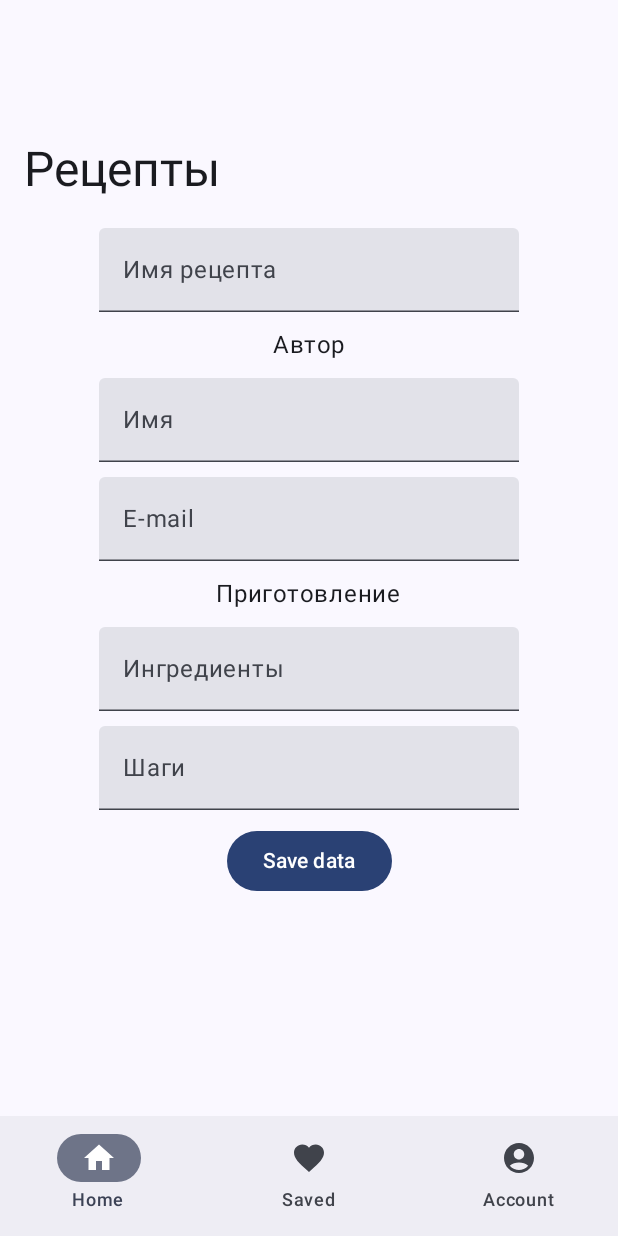
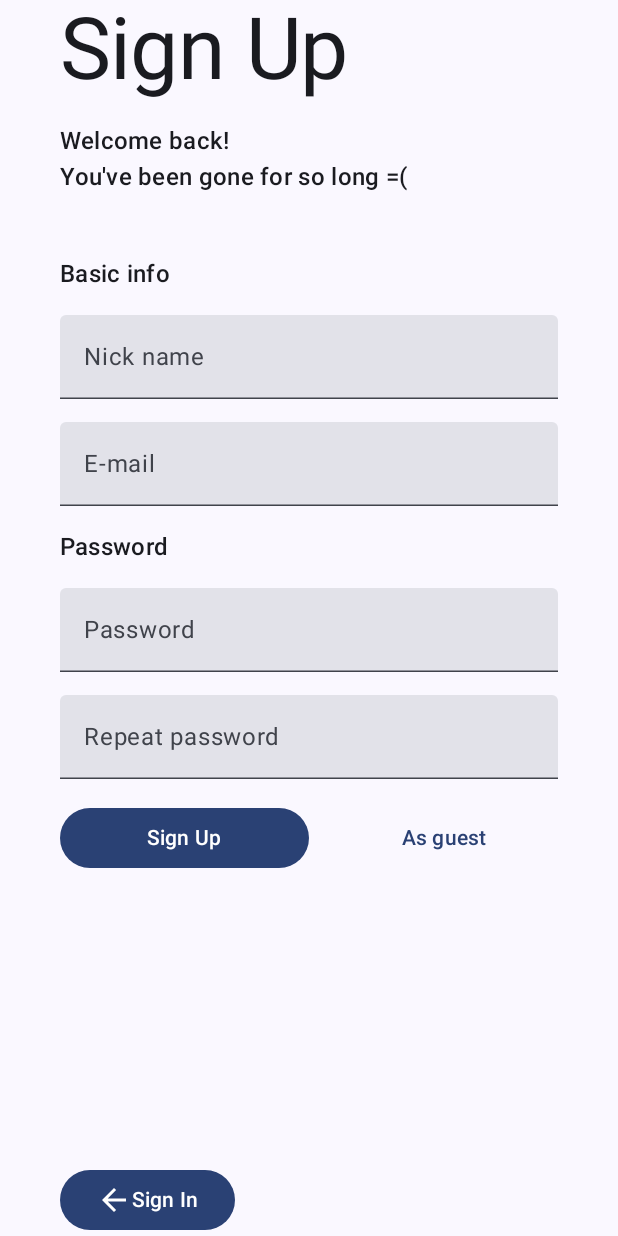
Before and after one commit to veselchak24/Culinario, an Android app built with Jetpack Compose: the screen it shows after launch (MainActivity), on a phone screen of 412 x 824 dp. Run offline under Robolectric (Android 15) with nearby library versions, the phone set to English and light mode, and no system bars.

Commit message:
Добавлен экран логина

```diff
--- a/Culinario/app/src/main/java/com/culinario/MainActivity.kt
+++ b/Culinario/app/src/main/java/com/culinario/MainActivity.kt
@@ -4,13 +4,22 @@ import android.os.Bundle
 import androidx.activity.ComponentActivity
 import androidx.activity.compose.setContent
 import androidx.activity.enableEdgeToEdge
+import androidx.compose.foundation.layout.Arrangement
+import androidx.compose.foundation.layout.Box
+import androidx.compose.foundation.layout.Column
 import androidx.compose.foundation.layout.fillMaxSize
 import androidx.compose.foundation.layout.padding
+import androidx.compose.foundation.pager.HorizontalPager
+import androidx.compose.foundation.pager.PagerState
+import androidx.compose.foundation.pager.rememberPagerState
 import androidx.compose.material.icons.Icons
+import androidx.compose.material.icons.automirrored.filled.ArrowBack
 import androidx.compose.material.icons.filled.AccountCircle
 import androidx.compose.material.icons.filled.Favorite
 import androidx.compose.material.icons.filled.Home
+import androidx.compose.material3.Button
 import androidx.compose.material3.Icon
+import androidx.compose.material3.MaterialTheme
 import androidx.compose.material3.NavigationBar
 import androidx.compose.material3.NavigationBarItem
 import androidx.compose.material3.Scaffold
@@ -19,99 +28,61 @@ import androidx.compose.runtime.Composable
 import androidx.compose.runtime.getValue
 import androidx.compose.runtime.mutableIntStateOf
 import androidx.compose.runtime.remember
+import androidx.compose.runtime.rememberCoroutineScope
 import androidx.compose.runtime.setValue
+import androidx.compose.ui.Alignment
 import androidx.compose.ui.Modifier
 import androidx.compose.ui.platform.LocalContext
+import androidx.compose.ui.unit.dp
 import androidx.navigation.compose.NavHost
 import androidx.navigation.compose.composable
 import androidx.navigation.compose.rememberNavController
 import com.culinario.backend.LocalRecipeSaverLoader
 import com.culinario.backend.LocalRecipesHandler
+import com.culinario.backend.PROFILE_JSON_FILE_NAME
 import com.culinario.mvp.models.Recipe
 import com.culinario.pages.FavoriteRecipesPage
 import com.culinario.pages.RecipePage
 import com.culinario.pages.SerializationDemoPage
+import com.culinario.screens.LoginScreen
+import com.culinario.screens.MainScreen
 import com.culinario.ui.other.NavItem
 import com.culinario.ui.theme.CulinarioTheme
+import kotlinx.coroutines.CoroutineScope
+import kotlinx.coroutines.launch
+import java.io.File
 
 class MainActivity : ComponentActivity() {
     override fun onCreate(savedInstanceState: Bundle?) {
         super.onCreate(savedInstanceState)
         enableEdgeToEdge()
 
-        val navItems = arrayOf(
-            NavItem("Home", Icons.Default.Home),
-            NavItem("Saved", Icons.Default.Favorite),
-            NavItem("Account", Icons.Default.AccountCircle)
-        )
-
         setContent {
-            var selectedIndex by remember {
-                mutableIntStateOf(0)
-            }
-
             CulinarioTheme {
-                Scaffold(
-                    modifier = Modifier.fillMaxSize(),
-                    bottomBar = {
-                        NavigationBar {
-                            navItems.forEachIndexed { index, x ->
-                                NavigationBarItem (
-                                    selected = selectedIndex == index,
-                                    onClick = { selectedIndex = index },
-                                    icon = {
-                                        Icon(
-                                            imageVector = x.icon,
-                                            contentDescription = x.label
-                                        )
-                                    },
-                                    label = {
-                                        Text(x.label)
-                                    }
-                                )
-                            }
+                Screens (
+                    loginScreen = {
+                        LoginScreen {
+                            MainScreen()
                         }
+                    },
+                    mainScreen = {
+                        MainScreen()
                     }
-                ) { innerPadding ->
-
-                    val navController = rememberNavController()
-                    val context = LocalContext.current
-
-                    NavHost(navController = navController, startDestination = "Main") {
-                        composable("Main") {
-                            SerializationDemoPage(modifier = Modifier.padding(innerPadding), navController)
-                        }
-                        composable("RecipePage") {
-                            RecipePage(
-                                LocalRecipeSaverLoader(R.string.json_save_file_name.toString()).load(
-                                    "",
-                                    context
-                                ) as Recipe, Modifier.padding(innerPadding)
-                            )
-                        }
-                    }
-
-                    ContentScreen(Modifier.padding(innerPadding), selectedIndex)
-                }
+                )
             }
         }
     }
 
     @Composable
-    fun ContentScreen(modifier: Modifier, selectedPageIndex: Int) {
-        LocalRecipesHandler.UpdateLocalRecipes(LocalContext.current)
+    fun Screens(loginScreen: @Composable (@Composable () -> Unit) -> Unit, mainScreen: @Composable () -> Unit) {
+        val context = LocalContext.current
+        val file = File(context.applicationContext.filesDir, PROFILE_JSON_FILE_NAME)
 
-        LocalRecipesHandler.GetLocalRecipes(LocalContext.current).forEach {
-            item -> println(item.cookingSpeed)
-        }
-
-        when (selectedPageIndex) {
-            0 -> SerializationDemoPage(modifier)
-            1 -> FavoriteRecipesPage()
-            2 -> RecipePage(
-                LocalRecipesHandler.GetLocalRecipes(LocalContext.current).first(),
-                modifier
-            )
-        }
+        if (!file.exists())
+            loginScreen {
+                mainScreen()
+            }
+        else
+            mainScreen()
     }
 }
--- a/Culinario/app/src/main/java/com/culinario/backend/GlobalConst.kt
+++ b/Culinario/app/src/main/java/com/culinario/backend/GlobalConst.kt
@@ -1,3 +1,4 @@
 package com.culinario.backend
 
 const val RECIPE_JSON_FILE_NAME = "recipes.json"
+const val PROFILE_JSON_FILE_NAME = "profile.json"
--- a/Culinario/app/src/main/java/com/culinario/pages/FavoriteRecipesPage.kt
+++ b/Culinario/app/src/main/java/com/culinario/pages/FavoriteRecipesPage.kt
@@ -3,7 +3,6 @@ package com.culinario.pages
 import androidx.compose.foundation.layout.Box
 import androidx.compose.foundation.layout.Column
 import androidx.compose.foundation.layout.PaddingValues
-import androidx.compose.foundation.layout.calculateStartPadding
 import androidx.compose.foundation.layout.fillMaxSize
 import androidx.compose.foundation.layout.fillMaxWidth
 import androidx.compose.foundation.layout.padding
@@ -17,12 +16,10 @@ import androidx.compose.material3.MaterialTheme
 import androidx.compose.material3.Scaffold
 import androidx.compose.material3.Text
 import androidx.compose.material3.TopAppBarDefaults
-import androidx.compose.material3.TopAppBarScrollBehavior
 import androidx.compose.material3.rememberTopAppBarState
 import androidx.compose.runtime.Composable
 import androidx.compose.ui.Alignment
 import androidx.compose.ui.Modifier
-import androidx.compose.ui.draw.shadow
 import androidx.compose.ui.input.nestedscroll.nestedScroll
 import androidx.compose.ui.platform.LocalContext
 import androidx.compose.ui.res.painterResource
@@ -36,7 +33,7 @@ import com.culinario.controls.RecipeCard
 fun FavoriteRecipesPage() {
     LocalRecipesHandler.UpdateLocalRecipes(LocalContext.current)
 
-    var scrollBehavior = TopAppBarDefaults.enterAlwaysScrollBehavior(rememberTopAppBarState())
+    val scrollBehavior = TopAppBarDefaults.enterAlwaysScrollBehavior(rememberTopAppBarState())
 
     Scaffold (
         modifier = Modifier
--- a/Culinario/app/src/main/java/com/culinario/pages/SerializationDemoPage.kt
+++ b/Culinario/app/src/main/java/com/culinario/pages/SerializationDemoPage.kt
@@ -28,9 +28,7 @@ import androidx.compose.ui.platform.LocalContext
 import androidx.compose.ui.text.style.TextAlign
 import androidx.compose.ui.unit.dp
 import androidx.navigation.NavController
-import com.culinario.backend.LocalRecipeSaverLoader
 import com.culinario.backend.LocalRecipesHandler
-import com.culinario.backend.RecipeSaverLoader
 import com.culinario.mvp.models.Author
 import com.culinario.mvp.models.Difficulty
 import com.culinario.mvp.models.Ingredient
--- /dev/null
+++ b/Culinario/app/src/main/java/com/culinario/pages/SignUpPage.kt
@@ -0,0 +1,191 @@
+package com.culinario.pages
+
+import android.content.Context
+import androidx.compose.foundation.layout.Arrangement
+import androidx.compose.foundation.layout.Box
+import androidx.compose.foundation.layout.Column
+import androidx.compose.foundation.layout.Row
+import androidx.compose.foundation.layout.fillMaxSize
+import androidx.compose.foundation.layout.fillMaxWidth
+import androidx.compose.foundation.layout.padding
+import androidx.compose.foundation.layout.wrapContentSize
+import androidx.compose.foundation.pager.PagerState
+import androidx.compose.material.icons.Icons
+import androidx.compose.material.icons.automirrored.filled.ArrowBack
+import androidx.compose.material3.Button
+import androidx.compose.material3.Icon
+import androidx.compose.material3.MaterialTheme
+import androidx.compose.material3.Scaffold
+import androidx.compose.material3.Text
+import androidx.compose.material3.TextButton
+import androidx.compose.material3.TextField
+import androidx.compose.runtime.Composable
+import androidx.compose.runtime.getValue
+import androidx.compose.runtime.mutableDoubleStateOf
+import androidx.compose.runtime.mutableStateOf
+import androidx.compose.runtime.remember
+import androidx.compose.runtime.setValue
+import androidx.compose.ui.Alignment
+import androidx.compose.ui.Modifier
+import androidx.compose.ui.platform.LocalContext
+import androidx.compose.ui.unit.dp
+import com.culinario.backend.PROFILE_JSON_FILE_NAME
+import kotlinx.coroutines.CoroutineScope
+import kotlinx.coroutines.launch
+
+@Composable
+fun SignUpPage(
+    modifier: Modifier,
+    coroutineScope: CoroutineScope,
+    pagerState: PagerState,
+    signInPageIndex: Int = 0,
+    mainScreen: @Composable () -> Unit
+) {
+    var goToMainScreen by remember { mutableStateOf(false) }
+
+    val birthDay by remember { mutableDoubleStateOf(0.0)  }
+
+    var nicknameText by remember { mutableStateOf("") }
+    var emailText by remember { mutableStateOf("") }
+    var passwordText by remember { mutableStateOf("") }
+    var repeatPasswordText by remember { mutableStateOf("") }
+
+    val context = LocalContext.current
+
+    if (goToMainScreen)
+        mainScreen()
+
+    Scaffold (
+        modifier = modifier
+    ){ innerPadding ->
+        Column(
+            modifier = Modifier
+                .padding(innerPadding)
+                .fillMaxSize(),
+            verticalArrangement = Arrangement.spacedBy(15.dp)
+        ) {
+            Text(
+                "Sign Up",
+                style = MaterialTheme.typography.displayLarge
+            )
+            Text(
+                text = "Welcome back!\nYou've been gone for so long =(",
+                style = MaterialTheme.typography.titleMedium
+            )
+
+            Text(
+                text = "Basic info",
+                style = MaterialTheme.typography.titleMedium,
+                modifier = Modifier
+                    .padding(top = 25.dp)
+            )
+
+            TextField (
+                modifier = Modifier
+                    .fillMaxWidth(),
+                value = nicknameText,
+                onValueChange = { newText ->
+                    nicknameText = newText
+                },
+                label = {
+                    Text("Nick name")
+                },
+                maxLines = 1
+            )
+
+            TextField (
+                modifier = Modifier
+                    .fillMaxWidth(),
+                value = emailText,
+                onValueChange = { newText ->
+                    emailText = newText
+                },
+                label = {
+                    Text("E-mail")
+                },
+                maxLines = 1
+            )
+
+            Text(
+                text = "Password",
+                style = MaterialTheme.typography.titleMedium
+            )
+
+            TextField (
+                modifier = Modifier
+                    .fillMaxWidth(),
+                value = passwordText,
+                onValueChange = { newText ->
+                    passwordText = newText
+                },
+                label = {
+                    Text("Password")
+                },
+                maxLines = 1
+            )
+            TextField (
+                modifier = Modifier
+                    .fillMaxWidth(),
+                value = repeatPasswordText,
+                onValueChange = { newText ->
+                    repeatPasswordText = newText
+                },
+                label = {
+                    Text("Repeat password")
+                },
+                maxLines = 1
+            )
+
+            Row {
+                Button(
+                    modifier = Modifier
+                        .fillMaxWidth(0.5f),
+                    onClick = {
+                        // TODO: создание объекта пользователя
+                        context.openFileOutput(PROFILE_JSON_FILE_NAME, Context.MODE_PRIVATE).use {
+                            it.write(0)
+                            goToMainScreen = true
+                        }
+
+                    }
+                ) {
+                    Text("Sign Up")
+                }
+
+                TextButton (
+                    modifier = Modifier
+                        .fillMaxWidth()
+                        .padding(start = 15.dp),
+                    onClick = {
+                        // TODO: создание пустой учётной записи
+                    }
+                ) {
+                    Text("As guest")
+                }
+            }
+        }
+
+        Box (
+            modifier = Modifier
+                .fillMaxSize()
+        ) {
+            Button (
+                modifier = Modifier
+                    .wrapContentSize()
+                    .align(Alignment.BottomStart),
+                onClick = {
+                    coroutineScope.launch {
+                        pagerState.animateScrollToPage(signInPageIndex)
+                    }
+                }
+            ) {
+                Icon(
+                    Icons.AutoMirrored.Filled.ArrowBack,
+                    "Sign In",
+                    modifier = Modifier
+                )
+                Text("Sign In")
+            }
+        }
+    }
+}
--- /dev/null
+++ b/Culinario/app/src/main/java/com/culinario/screens/LoginScreen.kt
@@ -0,0 +1,75 @@
+package com.culinario.screens
+
+import com.culinario.pages.SignInPage
+import com.culinario.pages.SignUpPage
+import androidx.compose.foundation.layout.Box
+import androidx.compose.foundation.layout.fillMaxSize
+import androidx.compose.foundation.layout.padding
+import androidx.compose.foundation.pager.HorizontalPager
+import androidx.compose.foundation.pager.rememberPagerState
+import androidx.compose.material3.MaterialTheme
+import androidx.compose.material3.Scaffold
+import androidx.compose.material3.Text
+import androidx.compose.runtime.Composable
+import androidx.compose.runtime.rememberCoroutineScope
+import androidx.compose.ui.Alignment
+import androidx.compose.ui.Modifier
+import androidx.compose.ui.unit.dp
+
+@Composable
+fun LoginScreen(mainScreenHook: @Composable () -> Unit) {
+    Scaffold { innerPadding ->
+        val pagerState = rememberPagerState (
+            initialPage = 6,
+            pageCount = { 7 }
+        )
+
+        val coroutineScope = rememberCoroutineScope()
+
+        HorizontalPager (
+            state = pagerState,
+            Modifier
+                .padding(innerPadding)
+                .fillMaxSize()
+        ) { page ->
+            Box (
+                modifier = Modifier
+                    .fillMaxSize()
+            ) {
+                Box (
+                    modifier = Modifier
+                        .padding(innerPadding)
+                        .padding(start = 40.dp, end = 40.dp)
+                        .align(Alignment.TopStart)
+                ) {
+                    when (page) {
+                        5 -> {
+                            SignInPage(
+                                modifier = Modifier
+                                    .padding(innerPadding)
+                            )
+                        }
+                        6 -> {
+                            SignUpPage (
+                                Modifier
+                                    .padding(innerPadding),
+                                coroutineScope,
+                                pagerState,
+                                page - 1
+                            ) {
+                                mainScreenHook()
+                            }
+                        }
+                        else -> Text(
+                            text = "Presentation page №$page",
+                            style = MaterialTheme.typography.displayLarge,
+                            modifier = Modifier
+                                .padding(innerPadding)
+                        )
+                    }
+                }
+            }
+
+        }
+    }
+}
```
Also changed, not shown: Culinario/app/src/main/java/com/culinario/controls/RecipeCard.kt (+0 -12 lines), Culinario/app/src/main/java/com/culinario/pages/SignInPage.kt (added, +28 -0 lines), Culinario/app/src/main/java/com/culinario/screens/MainScreen.kt (added, +109 -0 lines), 1 other file.
